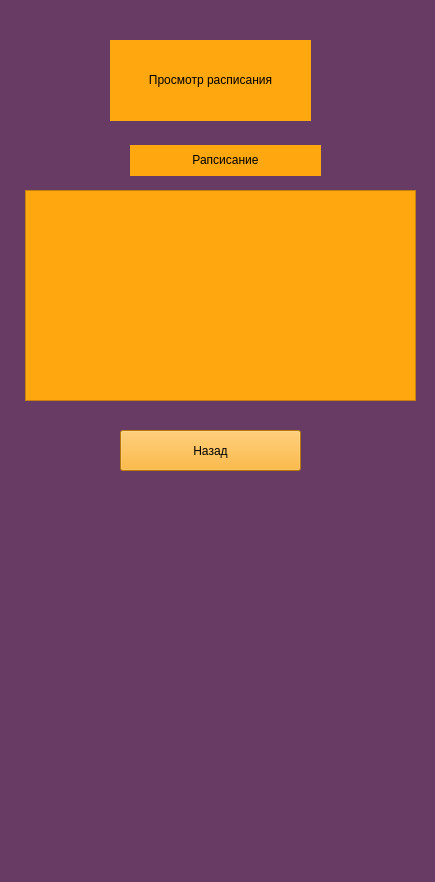
geoiva05/clever_placing, file data/time_table.ui: the form before one commit.
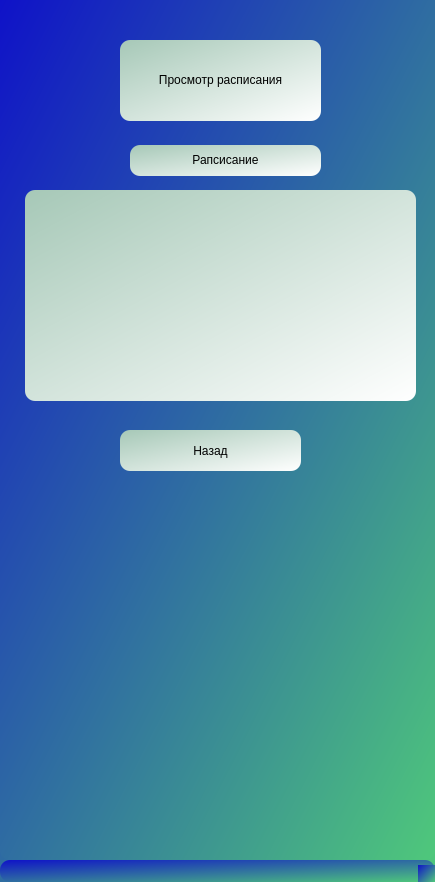
The form after the commit.

Diff of the .ui file:
```diff
--- a/data/time_table.ui
+++ b/data/time_table.ui
@@ -14,7 +14,8 @@
    <string>MainWindow</string>
   </property>
   <property name="styleSheet">
-   <string notr="true">background-color: rgb(103, 59, 99);</string>
+   <string notr="true">background-color: qlineargradient(spread:pad, x1:0, y1:0, x2:1, y2:1, stop:0 rgba(15, 18, 200, 255), stop:1 rgba(79, 200, 123, 255));
+border-radius: 10px;</string>
   </property>
   <widget class="QWidget" name="centralwidget">
    <widget class="QPushButton" name="back">
@@ -27,7 +28,7 @@
      </rect>
     </property>
     <property name="styleSheet">
-     <string notr="true">background-color: rgb(255, 167, 15);</string>
+     <string notr="true">background-color: qlineargradient(spread:pad, x1:0, y1:0, x2:1, y2:1, stop:0 rgba(166, 200, 183, 255), stop:1 rgba(255, 255, 255, 255));</string>
     </property>
     <property name="text">
      <string>Назад</string>
@@ -43,20 +44,20 @@
      </rect>
     </property>
     <property name="styleSheet">
-     <string notr="true">background-color: rgb(255, 167, 15);</string>
+     <string notr="true">background-color: qlineargradient(spread:pad, x1:0, y1:0, x2:1, y2:1, stop:0 rgba(166, 200, 183, 255), stop:1 rgba(255, 255, 255, 255));</string>
     </property>
    </widget>
    <widget class="QLabel" name="label">
     <property name="geometry">
      <rect>
-      <x>110</x>
+      <x>120</x>
       <y>40</y>
       <width>201</width>
       <height>81</height>
      </rect>
     </property>
     <property name="styleSheet">
-     <string notr="true">background-color: rgb(255, 167, 15);</string>
+     <string notr="true">background-color: qlineargradient(spread:pad, x1:0, y1:0, x2:1, y2:1, stop:0 rgba(166, 200, 183, 255), stop:1 rgba(255, 255, 255, 255));</string>
     </property>
     <property name="text">
      <string>&lt;html&gt;&lt;head/&gt;&lt;body&gt;&lt;p align=&quot;center&quot;&gt;Просмотр расписания&lt;/p&gt;&lt;/body&gt;&lt;/html&gt;</string>
@@ -72,7 +73,7 @@
      </rect>
     </property>
     <property name="styleSheet">
-     <string notr="true">background-color: rgb(255, 167, 15);</string>
+     <string notr="true">background-color: qlineargradient(spread:pad, x1:0, y1:0, x2:1, y2:1, stop:0 rgba(166, 200, 183, 255), stop:1 rgba(255, 255, 255, 255));</string>
     </property>
     <property name="text">
      <string>&lt;html&gt;&lt;head/&gt;&lt;body&gt;&lt;p align=&quot;center&quot;&gt;Рапсисание&lt;/p&gt;&lt;/body&gt;&lt;/html&gt;</string>
```
Left out of the diff: 2 changed lines with no effect on the pictures.
